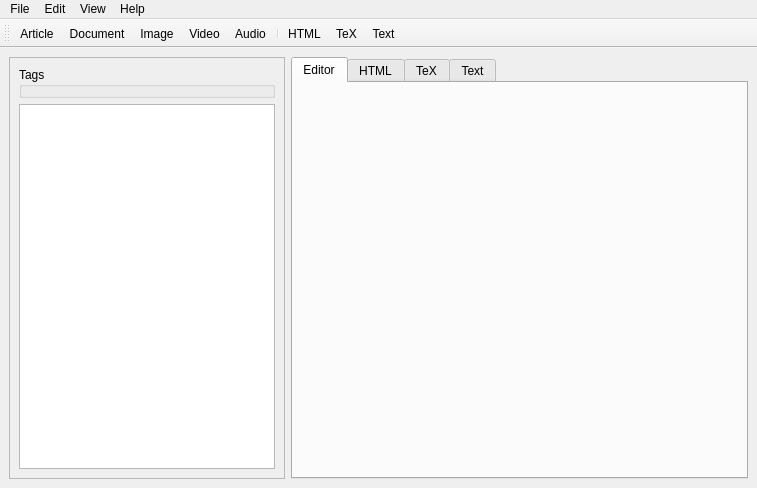
Qt form mainwindow.ui (Sebatyne/QNM) before a commit.
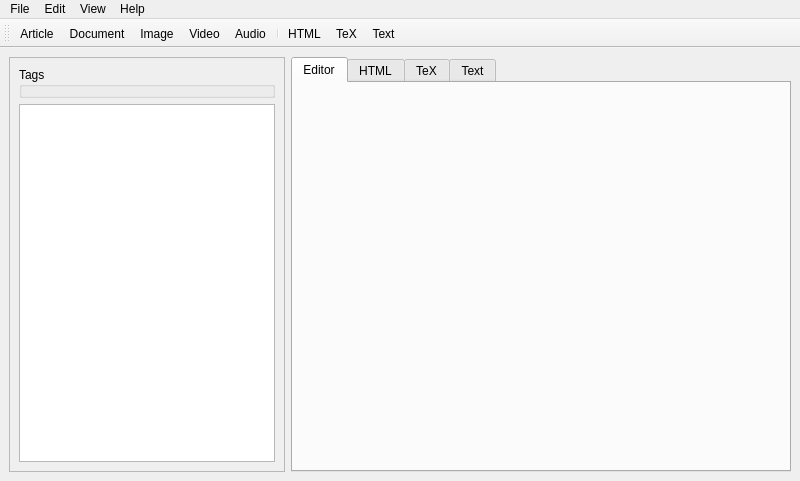
The same form after that commit.

Patch:
```diff
--- a/mainwindow.ui
+++ b/mainwindow.ui
@@ -6,8 +6,8 @@
    <rect>
     <x>0</x>
     <y>0</y>
-    <width>757</width>
-    <height>488</height>
+    <width>800</width>
+    <height>481</height>
    </rect>
   </property>
   <property name="windowTitle">
@@ -61,6 +61,11 @@
     </item>
     <item>
      <widget class="QTabWidget" name="tabWidget">
+      <property name="font">
+       <font>
+        <family>Cantarell</family>
+       </font>
+      </property>
       <property name="currentIndex">
        <number>0</number>
       </property>
@@ -98,7 +103,7 @@
     <rect>
      <x>0</x>
      <y>0</y>
-     <width>757</width>
+     <width>800</width>
      <height>24</height>
     </rect>
    </property>
```
